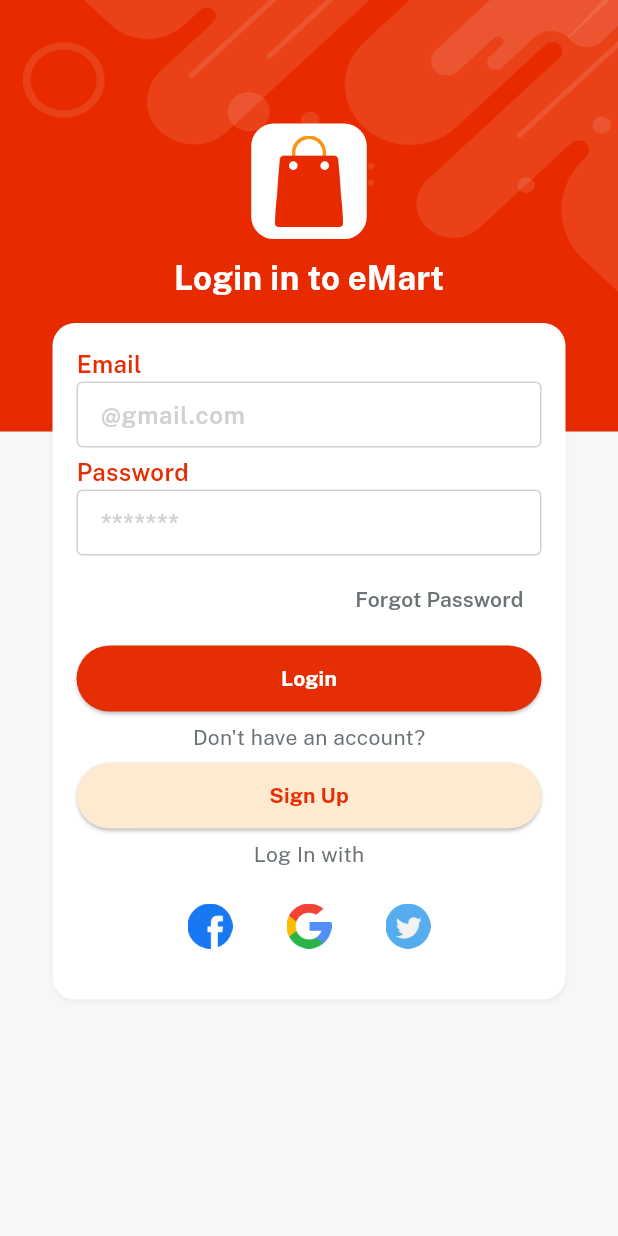
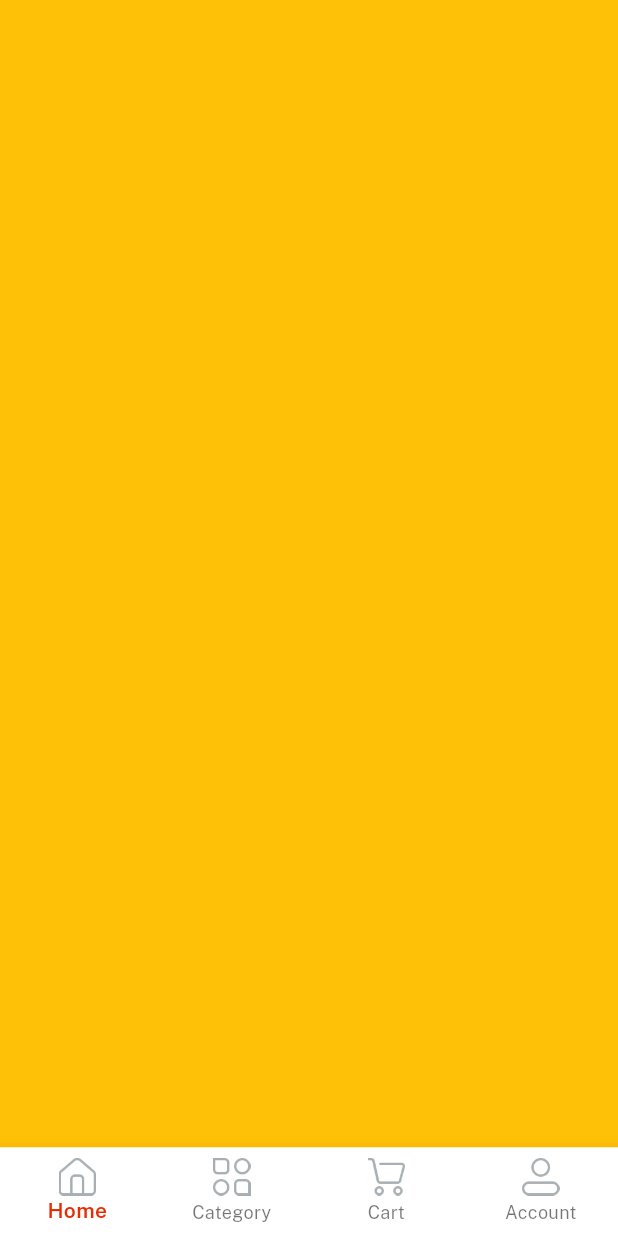
Before and after one commit to umerfaro/ECommeranceAPP, a Flutter app: the screen it shows after launch, after a tap on "Login", on a phone screen of 412 x 824 dp. Run offline on Flutter 3.47's test engine with Material 3 defaults, Android fonts, the light colour scheme and no system bars; our stand-ins replace get, velocity_x.

Commit message:
HomeStrcutor

```diff
--- /dev/null
+++ b/Flutter_E-Mart-master/lib/Controller/HomeContoller.dart
@@ -0,0 +1,11 @@
+
+import 'package:get/get.dart';
+
+class HomeController extends GetxController {
+  var currentIndex = 0.obs;
+
+  void changeIndex(int index) {
+    currentIndex.value = index;
+  }
+
+}
--- /dev/null
+++ b/Flutter_E-Mart-master/lib/Views/HomeScreen/HomeScreen.dart
@@ -0,0 +1,16 @@
+import 'package:emart_app/consts/consts.dart';
+class HomeScreen extends StatefulWidget {
+  const HomeScreen({super.key});
+
+  @override
+  State<HomeScreen> createState() => _HomeScreenState();
+}
+
+class _HomeScreenState extends State<HomeScreen> {
+  @override
+  Widget build(BuildContext context) {
+    return  Container(
+      color: Colors.amber,
+    );
+  }
+}
--- /dev/null
+++ b/Flutter_E-Mart-master/lib/Views/HomeStructure/HomeStructureScreen.dart
@@ -0,0 +1,60 @@
+import 'package:emart_app/Controller/HomeContoller.dart';
+import 'package:emart_app/Views/AccountScreen/AccountScreen.dart';
+import 'package:emart_app/Views/CartScreen/CartScreen.dart';
+import 'package:emart_app/Views/CategoryScreen/CategoryScreen.dart';
+import 'package:emart_app/Views/HomeScreen/HomeScreen.dart';
+import 'package:emart_app/consts/consts.dart';
+import 'package:get/get.dart';
+class Home extends StatefulWidget {
+  const Home({super.key});
+
+  @override
+  State<Home> createState() => _HomeState();
+}
+
+class _HomeState extends State<Home> {
+  @override
+  Widget build(BuildContext context) {
+
+    var controller= Get.put(HomeController());
+
+    var naveBarItem =[
+      BottomNavigationBarItem(icon: Image.asset( icHome, width: 25),label: home ),
+      BottomNavigationBarItem(icon: Image.asset( icCategories, width: 25),label: category ),
+      BottomNavigationBarItem(icon: Image.asset( icCart, width: 25),label: cart ),
+      BottomNavigationBarItem(icon: Image.asset( icProfile, width: 25),label: account ),
+    ];
+
+    var  navBody = [
+    const  HomeScreen(),
+      const CategoryScreen(),
+      const CartScreen(),
+      const  AccountScreen(),
+    ];
+
+    return  Scaffold(
+      body: Column(
+        children: [
+          Expanded(
+            child: Obx(()=>
+                navBody.elementAt(controller.currentIndex.value)
+            ),
+          ),
+        ],
+      ),
+      bottomNavigationBar: Obx(()=>
+         BottomNavigationBar(
+          currentIndex: controller.currentIndex.value,
+         selectedItemColor: redColor,
+          selectedLabelStyle: TextStyle(fontFamily: semibold),
+          backgroundColor: Colors.white,
+          type: BottomNavigationBarType.fixed,
+          items: naveBarItem,
+         onTap: (index){
+            controller.changeIndex(index);
+          },
+         ),
+      ),
+    );
+  }
+}
--- a/Flutter_E-Mart-master/lib/Views/authScreen/Login_screen.dart
+++ b/Flutter_E-Mart-master/lib/Views/authScreen/Login_screen.dart
@@ -1,3 +1,5 @@
+
+import 'package:emart_app/Views/HomeStructure/HomeStructureScreen.dart';
 import 'package:emart_app/WidgetCommons/CustomTextFormField.dart';
 import 'package:flutter/material.dart';
 import 'package:flutter/services.dart';
@@ -82,26 +84,26 @@
                     ),
                     5.heightBox,
                     Hero(
-                      tag: 'signup_button', // Unique tag for SignUpScreen
+                      tag: 'Login_button', // Unique tag for SignUpScreen
                       child: customButtonWidget(
-                        onPress: () {},
+                        onPress: (
+                            ) {
+
+                          Get.to(() => const Home());
+                        },
                         title: login,
                         textColor: whiteColor,
                         color: redColor,
                       )
                           .box
                           .width(context.screenWidth - 50)
-                          .make()
-                          .onTap(() {
-                        // Navigate to SignUpScreen with a smooth transition
-                        Get.to(() => const SignUpScreen());
-                      }),
+                          .make(),
                     ),
                     5.heightBox,
                     dontHaveAccount.text.color(fontGrey).make(),
                     5.heightBox,
                     Hero(
-                      tag: 'signup_text', // Unique tag for SignUpScreen
+                      tag: 'SignUP_button', // Unique tag for SignUpScreen
                       child: customButtonWidget(
                         onPress: () {
                           // Navigate to SignUpScreen with a smooth transition
--- a/Flutter_E-Mart-master/lib/consts/strings.dart
+++ b/Flutter_E-Mart-master/lib/consts/strings.dart
@@ -1,3 +1,5 @@
+import 'package:flutter/foundation.dart';
+
 const appname = "eMart";
 const appversion = "Version 1.0.0";
 const credits = "@UmerFarooq";
@@ -22,3 +24,5 @@
 const agreeTo = "I agree to the ";
 const loginWithPhone = "Login with Phone";
 const sendOtp = "Send OTP";
+
+const home = "Home", cart = "Cart", category = "Category", account = "Account";
```
Also changed, not shown: Flutter_E-Mart-master/lib/Views/AccountScreen/AccountScreen.dart (added, +16 -0 lines), Flutter_E-Mart-master/lib/Views/CartScreen/CartScreen.dart (added, +16 -0 lines), Flutter_E-Mart-master/lib/Views/CategoryScreen/CategoryScreen.dart (added, +16 -0 lines).
